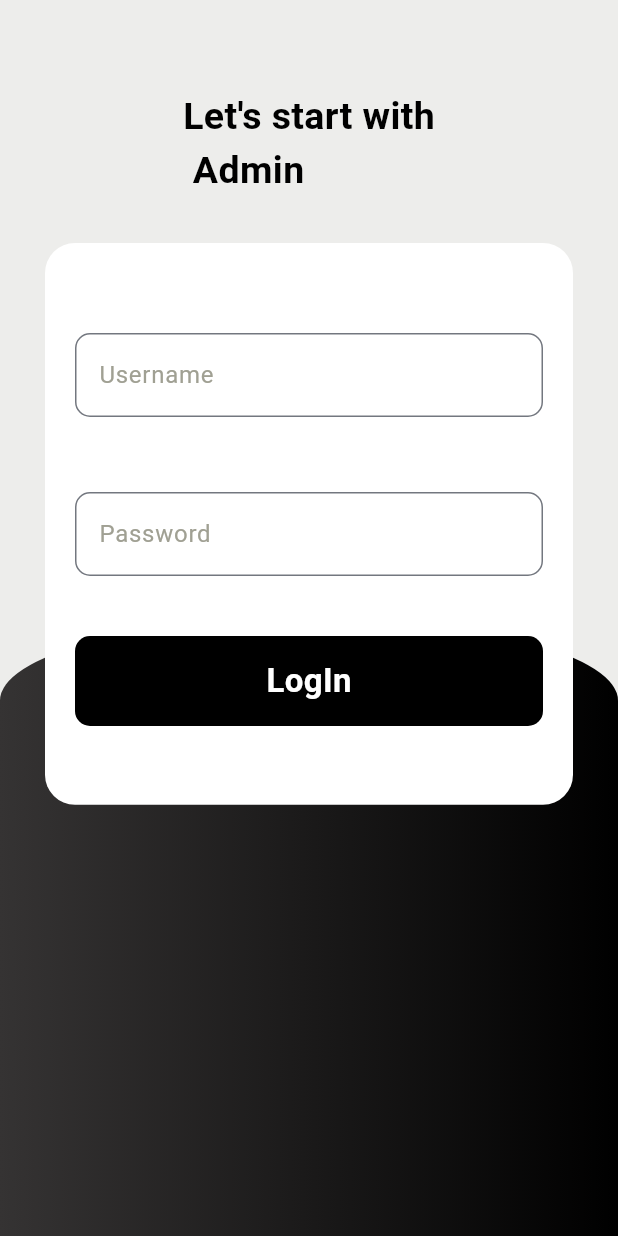
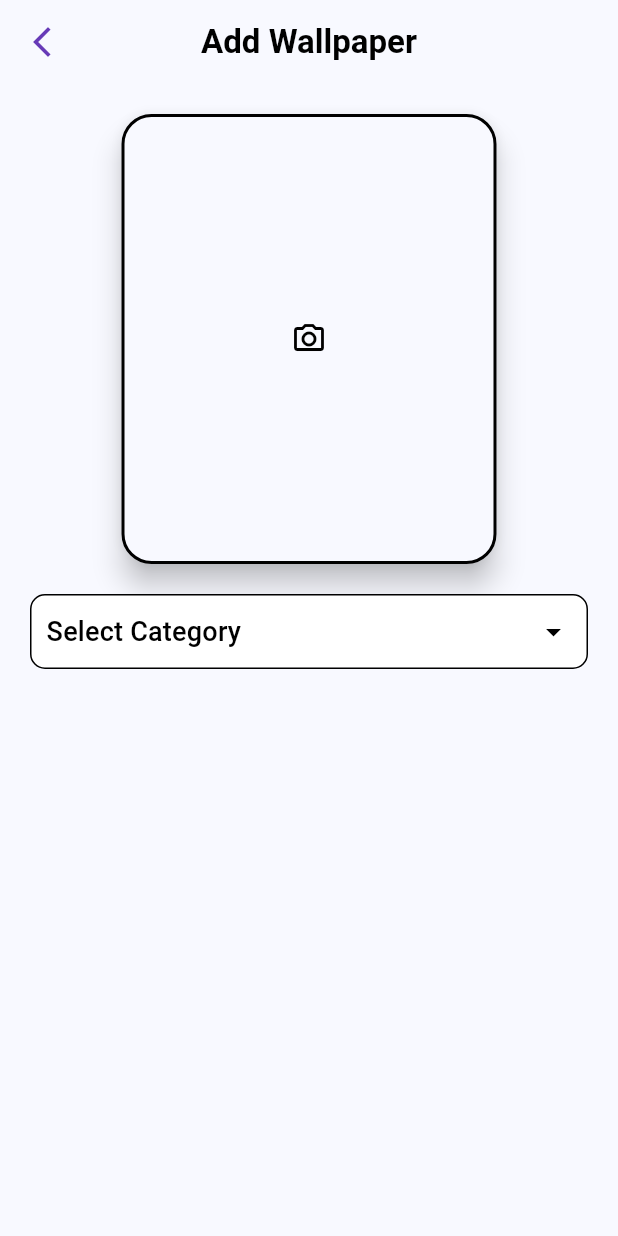
Before and after one commit to kalashkose0/Wallpaper-Complete, a Flutter app: the screen it shows after launch, on a phone screen of 412 x 824 dp. Run offline on Flutter 3.47's test engine with Material 3 defaults, Android fonts, the phone set to English and light mode, and no system bars; our stand-ins replace cached_network_image, carousel_slider, cloud_firestore, firebase_core, smooth_page_indicator; accounts and stored records are empty.

Commit message:
dropdown button & Add wallpaper/photo

```diff
--- /dev/null
+++ b/lib/Admin/AddWallpaper.dart
@@ -0,0 +1,96 @@
+import 'package:flutter/material.dart';
+
+class AddWallpaper extends StatefulWidget {
+  const AddWallpaper({super.key});
+
+  @override
+  State<AddWallpaper> createState() => _AddWallpaperState();
+}
+
+class _AddWallpaperState extends State<AddWallpaper> {
+  final List<String> categoryItems = ['WildLife', 'Food', 'Nature', 'City'];
+  String? selectedCategory; // Store selected category
+
+  @override
+  Widget build(BuildContext context) {
+    return Scaffold(
+      appBar: AppBar(
+        leading: GestureDetector(
+          onTap: () {
+            Navigator.pop(context);
+          },
+          child: Icon(
+            Icons.arrow_back_ios_new_outlined,
+            color: Colors.deepPurple,
+          ),
+        ),
+        centerTitle: true,
+        title: Text(
+          "Add Wallpaper",
+          style: TextStyle(
+              color: Colors.black, fontWeight: FontWeight.bold, fontSize: 22),
+        ),
+      ),
+      body: Column(
+        children: [
+          SizedBox(height: 20),
+          Center(
+            child: Material(
+              elevation: 8.0,
+              borderRadius: BorderRadius.circular(20),
+              child: Container(
+                width: 250,
+                height: 300,
+                decoration: BoxDecoration(
+                  border: Border.all(color: Colors.black, width: 2),
+                  borderRadius: BorderRadius.circular(20),
+                ),
+                child: Icon(
+                  Icons.camera_alt_outlined,
+                  color: Colors.black,
+                ),
+              ),
+            ),
+          ),
+          SizedBox(height: 20),
+          Padding(
+            padding: const EdgeInsets.symmetric(horizontal: 20),
+            child: Container(
+              padding: EdgeInsets.symmetric(horizontal: 10),
+              decoration: BoxDecoration(
+                color: Colors.white,
+                borderRadius: BorderRadius.circular(10),
+                border: Border.all(color: Colors.black, width: 1),
+              ),
+              child: DropdownButtonHideUnderline(
+                child: DropdownButton<String>(
+                  value: selectedCategory,
+                  hint: Text(
+                    "Select Category",
+                    style: TextStyle(fontSize: 18, color: Colors.black),
+                  ),
+                  isExpanded: true,
+                  icon: Icon(Icons.arrow_drop_down, color: Colors.black),
+                  items: categoryItems.map((String item) {
+                    return DropdownMenuItem<String>(
+                      value: item,
+                      child: Text(
+                        item,
+                        style: TextStyle(fontSize: 18, color: Colors.black),
+                      ),
+                    );
+                  }).toList(),
+                  onChanged: (String? newValue) {
+                    setState(() {
+                      selectedCategory = newValue;
+                    });
+                  },
+                ),
+              ),
+            ),
+          ),
+        ],
+      ),
+    );
+  }
+}
--- a/lib/Admin/AdminLogIn.dart
+++ b/lib/Admin/AdminLogIn.dart
@@ -1,5 +1,6 @@
 import 'package:cloud_firestore/cloud_firestore.dart';
 import 'package:flutter/material.dart';
+import 'package:wallpaper/Admin/AddWallpaper.dart';
 
 class AdminLogin extends StatefulWidget {
   const AdminLogin({super.key});
@@ -115,7 +116,9 @@ class _AdminLoginState extends State<AdminLogin> {
                                   height: 40,
                                 ),
                                 GestureDetector(
-                                  onTap: () {},
+                                  onTap: () {
+                                    LoginAdmin();
+                                  },
                                   child: Container(
                                     width: MediaQuery.of(context).size.width,
                                     height: 60,
@@ -171,6 +174,10 @@ class _AdminLoginState extends State<AdminLogin> {
               style: TextStyle(fontSize: 18),
             ),
           ));
+        } else {
+          Route route = MaterialPageRoute(builder: (context) => AddWallpaper());
+
+          Navigator.push(context, route);
         }
       });
     });
--- a/lib/main.dart
+++ b/lib/main.dart
@@ -1,13 +1,23 @@
 import 'package:firebase_core/firebase_core.dart';
 import 'package:flutter/material.dart';
 import 'package:wallpaper/Admin/AdminLogIn.dart';
+import 'package:wallpaper/Admin/AddWallpaper.dart';
 import 'package:wallpaper/BottomNavigationBar/BottomNavigationBar.dart';
 import 'package:wallpaper/Screens/homePage.dart';
 
-void main() async{
+void main() async {
+  // Ensures Flutter bindings are initialized before calling Firebase.initializeApp
   WidgetsFlutterBinding.ensureInitialized();
-  await Firebase.initializeApp();
-  runApp(const MyApp());
+
+  // Initialize Firebase
+  try {
+    await Firebase.initializeApp();
+    runApp(const MyApp());
+  } catch (e) {
+    print("Error initializing Firebase: $e");
+    runApp(const MyApp());
+    // You can also show an error screen here
+  }
 }
 
 class MyApp extends StatelessWidget {
@@ -22,9 +32,8 @@ class MyApp extends StatelessWidget {
         colorScheme: ColorScheme.fromSeed(seedColor: Colors.blue),
         useMaterial3: true,
       ),
-      // home: HomePage(),
-      // home: BottomNavigationScreen(),
-      home: AdminLogin(),
+      // home: AdminLogin(),
+      home: AddWallpaper(),
     );
   }
 }
--- a/pubspec.yaml
+++ b/pubspec.yaml
@@ -17,9 +17,9 @@ dependencies:
   carousel_slider: ^5.0.0
   smooth_page_indicator: ^1.2.0+3
   cached_network_image: ^3.4.0
-  firebase_core:
-  cloud_firestore:
-  firebase_storage:
+  firebase_core: ^3.10.1
+  cloud_firestore: ^5.6.2
+  firebase_storage: ^12.4.1
   random_string: ^2.3.1
   http: ^1.3.0
 
```
Also changed, not shown: pubspec.lock.
